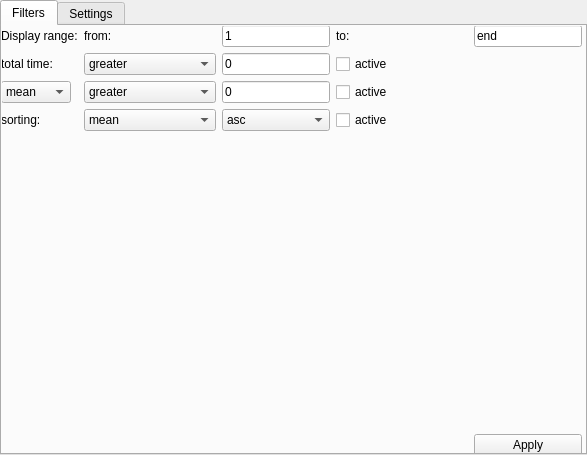
maxscheurer/pycontact, file settings.ui: the form before one commit.
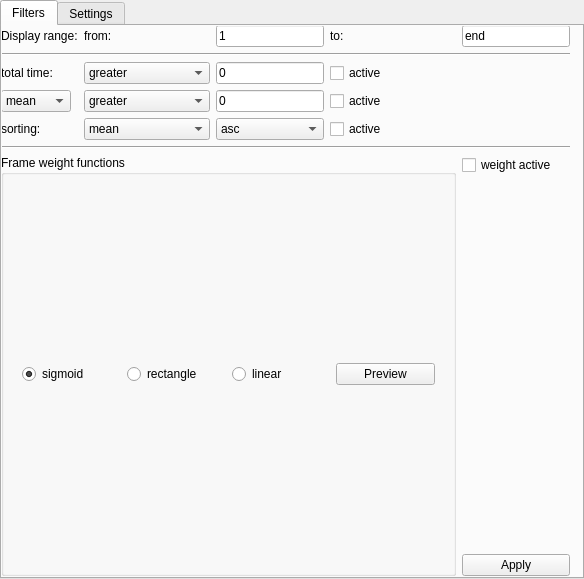
The form after the commit.

Commit message: - weight functions

What changed in the file:
```diff
--- a/settings.ui
+++ b/settings.ui
@@ -6,8 +6,8 @@
    <rect>
     <x>0</x>
     <y>0</y>
-    <width>587</width>
-    <height>455</height>
+    <width>584</width>
+    <height>579</height>
    </rect>
   </property>
   <property name="windowTitle">
@@ -25,18 +25,18 @@
      <rect>
       <x>-1</x>
       <y>-1</y>
-      <width>581</width>
-      <height>431</height>
+      <width>569</width>
+      <height>551</height>
      </rect>
     </property>
     <property name="sizePolicy">
-     <sizepolicy hsizetype="Preferred" vsizetype="Preferred">
+     <sizepolicy hsizetype="Preferred" vsizetype="Fixed">
       <horstretch>0</horstretch>
       <verstretch>0</verstretch>
      </sizepolicy>
     </property>
     <layout class="QGridLayout" name="gridLayout">
-     <item row="4" column="2">
+     <item row="5" column="2">
       <widget class="QComboBox" name="sortingOrderDropdown">
        <item>
         <property name="text">
@@ -50,7 +50,14 @@
        </item>
       </widget>
      </item>
-     <item row="4" column="1">
+     <item row="1" column="0" colspan="5">
+      <widget class="Line" name="line">
+       <property name="orientation">
+        <enum>Qt::Horizontal</enum>
+       </property>
+      </widget>
+     </item>
+     <item row="5" column="1">
       <widget class="QComboBox" name="sortingKeyDropdown">
        <item>
         <property name="text">
@@ -74,7 +81,54 @@
        </item>
       </widget>
      </item>
-     <item row="3" column="1">
+     <item row="0" column="4">
+      <widget class="QLineEdit" name="upperRangeField">
+       <property name="sizePolicy">
+        <sizepolicy hsizetype="Fixed" vsizetype="Fixed">
+         <horstretch>0</horstretch>
+         <verstretch>0</verstretch>
+        </sizepolicy>
+       </property>
+       <property name="text">
+        <string>end</string>
+       </property>
+      </widget>
+     </item>
+     <item row="0" column="1">
+      <widget class="QLabel" name="fromRangeLabel">
+       <property name="text">
+        <string>from:</string>
+       </property>
+      </widget>
+     </item>
+     <item row="6" column="0" colspan="5">
+      <widget class="Line" name="line_2">
+       <property name="orientation">
+        <enum>Qt::Horizontal</enum>
+       </property>
+      </widget>
+     </item>
+     <item row="0" column="0">
+      <widget class="QLabel" name="rangeLabel">
+       <property name="text">
+        <string>Display range:</string>
+       </property>
+      </widget>
+     </item>
+     <item row="0" column="2">
+      <widget class="QLineEdit" name="lowerRangeField">
+       <property name="sizePolicy">
+        <sizepolicy hsizetype="Fixed" vsizetype="Fixed">
+         <horstretch>0</horstretch>
+         <verstretch>0</verstretch>
+        </sizepolicy>
+       </property>
+       <property name="text">
+        <string>1</string>
+       </property>
+      </widget>
+     </item>
+     <item row="4" column="1">
       <widget class="QComboBox" name="compareScoreDropdown">
        <property name="currentText">
         <string>greater</string>
@@ -91,113 +145,14 @@
        </item>
       </widget>
      </item>
-     <item row="3" column="3">
-      <widget class="QCheckBox" name="activeScoreCheckbox">
-       <property name="text">
-        <string>active</string>
-       </property>
-      </widget>
-     </item>
-     <item row="4" column="0">
-      <widget class="QLabel" name="sortingLabel">
-       <property name="sizePolicy">
-        <sizepolicy hsizetype="Fixed" vsizetype="Preferred">
-         <horstretch>0</horstretch>
-         <verstretch>0</verstretch>
-        </sizepolicy>
-       </property>
-       <property name="text">
-        <string>sorting:</string>
-       </property>
-      </widget>
-     </item>
      <item row="4" column="3">
-      <widget class="QCheckBox" name="activeSortingBox">
+      <widget class="QCheckBox" name="activeScoreCheckbox">
        <property name="text">
         <string>active</string>
        </property>
       </widget>
      </item>
-     <item row="3" column="0">
-      <widget class="QComboBox" name="meanDropdown">
-       <property name="sizePolicy">
-        <sizepolicy hsizetype="Fixed" vsizetype="Fixed">
-         <horstretch>0</horstretch>
-         <verstretch>0</verstretch>
-        </sizepolicy>
-       </property>
-       <item>
-        <property name="text">
-         <string>mean</string>
-        </property>
-       </item>
-       <item>
-        <property name="text">
-         <string>median</string>
-        </property>
-       </item>
-      </widget>
-     </item>
-     <item row="3" column="2">
-      <widget class="QLineEdit" name="scoreField">
-       <property name="sizePolicy">
-        <sizepolicy hsizetype="Fixed" vsizetype="Fixed">
-         <horstretch>0</horstretch>
-         <verstretch>0</verstretch>
-        </sizepolicy>
-       </property>
-       <property name="text">
-        <string>0</string>
-       </property>
-      </widget>
-     </item>
-     <item row="2" column="2">
-      <widget class="QLineEdit" name="totalTimeField">
-       <property name="sizePolicy">
-        <sizepolicy hsizetype="Fixed" vsizetype="Fixed">
-         <horstretch>0</horstretch>
-         <verstretch>0</verstretch>
-        </sizepolicy>
-       </property>
-       <property name="text">
-        <string>0</string>
-       </property>
-      </widget>
-     </item>
-     <item row="7" column="4">
-      <widget class="QPushButton" name="applyFilterButton">
-       <property name="sizePolicy">
-        <sizepolicy hsizetype="Preferred" vsizetype="Preferred">
-         <horstretch>0</horstretch>
-         <verstretch>0</verstretch>
-        </sizepolicy>
-       </property>
-       <property name="text">
-        <string>Apply</string>
-       </property>
-      </widget>
-     </item>
-     <item row="2" column="3">
-      <widget class="QCheckBox" name="activeTotalTimeCheckbox">
-       <property name="text">
-        <string>active</string>
-       </property>
-      </widget>
-     </item>
-     <item row="2" column="0">
-      <widget class="QLabel" name="totalTimeLabel">
-       <property name="sizePolicy">
-        <sizepolicy hsizetype="Fixed" vsizetype="Preferred">
-         <horstretch>0</horstretch>
-         <verstretch>0</verstretch>
-        </sizepolicy>
-       </property>
-       <property name="text">
-        <string>total time:</string>
-       </property>
-      </widget>
-     </item>
-     <item row="6" column="0" colspan="5">
+     <item row="8" column="4">
       <spacer name="verticalSpacer_2">
        <property name="orientation">
         <enum>Qt::Vertical</enum>
@@ -210,14 +165,37 @@
        </property>
       </spacer>
      </item>
-     <item row="2" column="1">
-      <widget class="QComboBox" name="compareTotalTimeDropdown">
-       <property name="currentText">
-        <string>greater</string>
+     <item row="5" column="0">
+      <widget class="QLabel" name="sortingLabel">
+       <property name="sizePolicy">
+        <sizepolicy hsizetype="Fixed" vsizetype="Preferred">
+         <horstretch>0</horstretch>
+         <verstretch>0</verstretch>
+        </sizepolicy>
        </property>
+       <property name="text">
+        <string>sorting:</string>
+       </property>
+      </widget>
+     </item>
+     <item row="5" column="3">
+      <widget class="QCheckBox" name="activeSortingBox">
+       <property name="text">
+        <string>active</string>
+       </property>
+      </widget>
+     </item>
+     <item row="4" column="0">
+      <widget class="QComboBox" name="meanDropdown">
+       <property name="sizePolicy">
+        <sizepolicy hsizetype="Fixed" vsizetype="Fixed">
+         <horstretch>0</horstretch>
+         <verstretch>0</verstretch>
+        </sizepolicy>
+       </property>
        <item>
         <property name="text">
-         <string>greater</string>
+         <string>mean</string>
         </property>
        </item>
        <item>
@@ -227,22 +205,8 @@
        </item>
       </widget>
      </item>
-     <item row="0" column="0">
-      <widget class="QLabel" name="rangeLabel">
-       <property name="text">
-        <string>Display range:</string>
-       </property>
-      </widget>
-     </item>
-     <item row="0" column="1">
-      <widget class="QLabel" name="fromRangeLabel">
-       <property name="text">
-        <string>from:</string>
-       </property>
-      </widget>
-     </item>
-     <item row="0" column="2">
-      <widget class="QLineEdit" name="lowerRangeField">
+     <item row="4" column="2">
+      <widget class="QLineEdit" name="scoreField">
        <property name="sizePolicy">
         <sizepolicy hsizetype="Fixed" vsizetype="Fixed">
          <horstretch>0</horstretch>
@@ -250,7 +214,7 @@
         </sizepolicy>
        </property>
        <property name="text">
-        <string>1</string>
+        <string>0</string>
        </property>
       </widget>
      </item>
@@ -261,8 +225,8 @@
        </property>
       </widget>
      </item>
-     <item row="0" column="4">
-      <widget class="QLineEdit" name="upperRangeField">
+     <item row="3" column="2">
+      <widget class="QLineEdit" name="totalTimeField">
        <property name="sizePolicy">
         <sizepolicy hsizetype="Fixed" vsizetype="Fixed">
          <horstretch>0</horstretch>
@@ -270,10 +234,119 @@
         </sizepolicy>
        </property>
        <property name="text">
-        <string>end</string>
+        <string>0</string>
        </property>
       </widget>
      </item>
+     <item row="3" column="3">
+      <widget class="QCheckBox" name="activeTotalTimeCheckbox">
+       <property name="text">
+        <string>active</string>
+       </property>
+      </widget>
+     </item>
+     <item row="3" column="0">
+      <widget class="QLabel" name="totalTimeLabel">
+       <property name="sizePolicy">
+        <sizepolicy hsizetype="Fixed" vsizetype="Preferred">
+         <horstretch>0</horstretch>
+         <verstretch>0</verstretch>
+        </sizepolicy>
+       </property>
+       <property name="text">
+        <string>total time:</string>
+       </property>
+      </widget>
+     </item>
+     <item row="3" column="1">
+      <widget class="QComboBox" name="compareTotalTimeDropdown">
+       <property name="currentText">
+        <string>greater</string>
+       </property>
+       <item>
+        <property name="text">
+         <string>greater</string>
+        </property>
+       </item>
+       <item>
+        <property name="text">
+         <string>smaller</string>
+        </property>
+       </item>
+      </widget>
+     </item>
+     <item row="7" column="4">
+      <widget class="QCheckBox" name="functionActiveCheckbox">
+       <property name="text">
+        <string>weight active</string>
+       </property>
+      </widget>
+     </item>
+     <item row="9" column="4">
+      <widget class="QPushButton" name="applyFilterButton">
+       <property name="sizePolicy">
+        <sizepolicy hsizetype="Preferred" vsizetype="Fixed">
+         <horstretch>0</horstretch>
+         <verstretch>0</verstretch>
+        </sizepolicy>
+       </property>
+       <property name="text">
+        <string>Apply</string>
+       </property>
+      </widget>
+     </item>
+     <item row="7" column="0" rowspan="3" colspan="4">
+      <widget class="QGroupBox" name="functionGroupBox">
+       <property name="title">
+        <string>Frame weight functions</string>
+       </property>
+       <layout class="QVBoxLayout" name="verticalLayout">
+        <item>
+         <widget class="QWidget" name="weightFunctionWidget" native="true">
+          <property name="sizePolicy">
+           <sizepolicy hsizetype="Preferred" vsizetype="Preferred">
+            <horstretch>0</horstretch>
+            <verstretch>0</verstretch>
+           </sizepolicy>
+          </property>
+          <layout class="QGridLayout" name="functionGridLayout">
+           <item row="0" column="0">
+            <widget class="QRadioButton" name="sigmoidRadioButton">
+             <property name="text">
+              <string>sigmoid</string>
+             </property>
+             <property name="checked">
+              <bool>true</bool>
+             </property>
+            </widget>
+           </item>
+           <item row="0" column="2">
+            <widget class="QRadioButton" name="linRadioButton">
+             <property name="text">
+              <string>linear</string>
+             </property>
+            </widget>
+           </item>
+           <item row="0" column="1">
+            <widget class="QRadioButton" name="rectRadioButton">
+             <property name="text">
+              <string>rectangle</string>
+             </property>
+            </widget>
+           </item>
+           <item row="0" column="3">
+            <widget class="QPushButton" name="previewButton">
+             <property name="text">
+              <string>Preview</string>
+             </property>
+            </widget>
+           </item>
+          </layout>
+         </widget>
+        </item>
+       </layout>
+      </widget>
+     </item>
     </layout>
    </widget>
   </widget>
```
Left out of the diff: 4 changed lines with no effect on the pictures. The commit also changes 3 other files.
